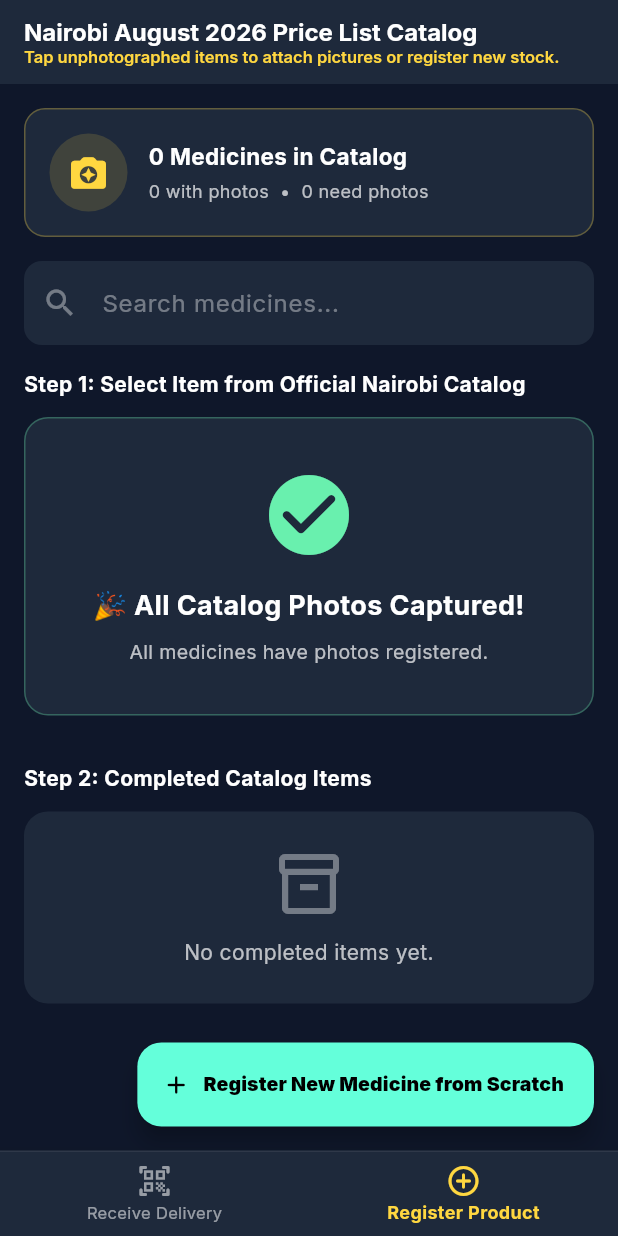
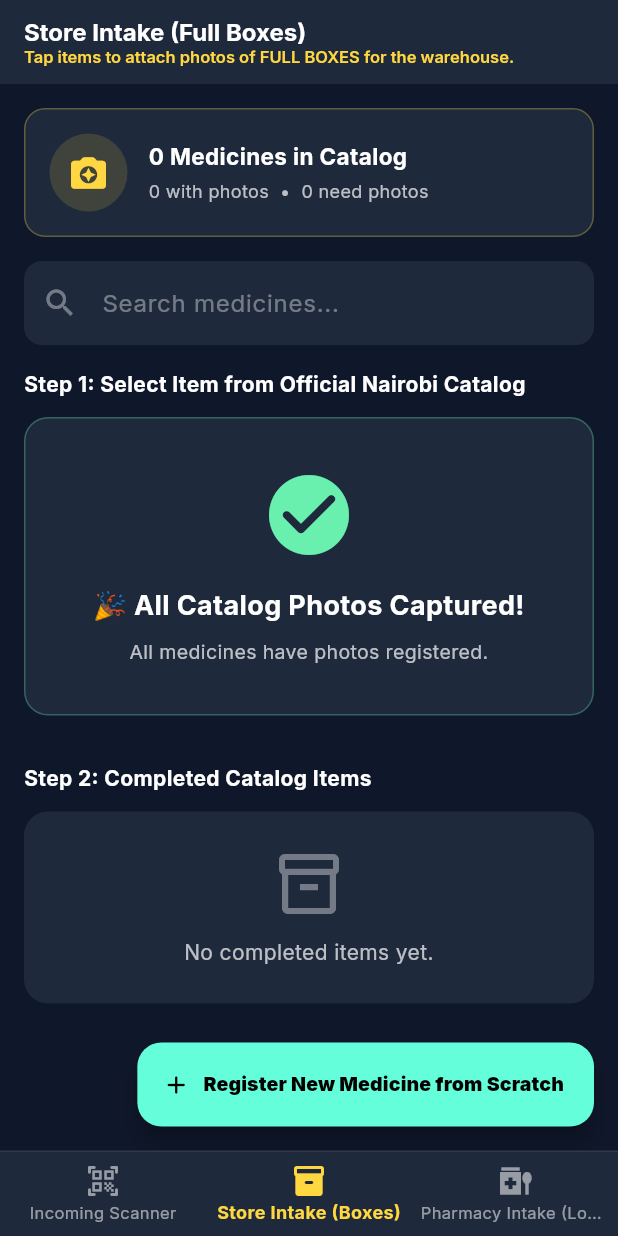
Before and after one commit to Agwince/enterprise-pharmacy-erp, a Flutter app: the StorekeeperHome screen opened directly, item 2 of the bottom bar chosen, on a phone screen of 412 x 824 dp. Run offline on Flutter 3.47's test engine with Material 3 defaults, Android fonts, the phone set to English and light mode, and no system bars; our stand-ins replace cached_network_image, fl_chart, google_fonts, hive_flutter, image_picker, shared_preferences and 1 more; missing offline and left inert: mobile_scanner; accounts and stored records are empty.

Commit message:
Storekeeper UI 3 tabs

```diff
--- a/lib/screens/catalog_list_screen.dart
+++ b/lib/screens/catalog_list_screen.dart
@@ -3,8 +3,12 @@ import 'package:google_fonts/google_fonts.dart';
 import 'package:supabase_flutter/supabase_flutter.dart';
 import 'register_product_screen.dart';
 
+enum IntakeMode { fullBox, looseUnit, both }
+
 class CatalogListScreen extends StatefulWidget {
-  const CatalogListScreen({super.key});
+  final IntakeMode mode;
+
+  const CatalogListScreen({super.key, this.mode = IntakeMode.both});
 
   @override
   State<CatalogListScreen> createState() => _CatalogListScreenState();
@@ -43,8 +47,17 @@ class _CatalogListScreenState extends State<CatalogListScreen> {
       final completed = <Map<String, dynamic>>[];
 
       for (final drug in list) {
-        final hasImage = drug['box_image_url'] != null &&
-            (drug['box_image_url'] as String).isNotEmpty;
+        bool hasImage = false;
+
+        if (widget.mode == IntakeMode.fullBox) {
+          hasImage = drug['box_image_url'] != null && (drug['box_image_url'] as String).isNotEmpty;
+        } else if (widget.mode == IntakeMode.looseUnit) {
+          hasImage = drug['image_url'] != null && (drug['image_url'] as String).isNotEmpty;
+        } else {
+          hasImage = (drug['box_image_url'] != null && (drug['box_image_url'] as String).isNotEmpty) ||
+                     (drug['image_url'] != null && (drug['image_url'] as String).isNotEmpty);
+        }
+
         if (hasImage) {
           completed.add(drug);
         } else {
@@ -129,11 +142,19 @@ class _CatalogListScreenState extends State<CatalogListScreen> {
           crossAxisAlignment: CrossAxisAlignment.start,
           children: [
             Text(
-              'Nairobi August 2026 Price List Catalog',
+              widget.mode == IntakeMode.fullBox
+                  ? 'Store Intake (Full Boxes)'
+                  : widget.mode == IntakeMode.looseUnit
+                      ? 'Pharmacy Intake (Loose Units)'
+                      : 'Nairobi August 2026 Price List Catalog',
               style: GoogleFonts.inter(fontSize: 16, fontWeight: FontWeight.bold, color: Colors.white),
             ),
             Text(
-              'Tap unphotographed items to attach pictures or register new stock.',
+              widget.mode == IntakeMode.fullBox
+                  ? 'Tap items to attach photos of FULL BOXES for the warehouse.'
+                  : widget.mode == IntakeMode.looseUnit
+                      ? 'Tap items to attach photos of LOOSE UNITS for the pharmacy shelves.'
+                      : 'Tap unphotographed items to attach pictures or register new stock.',
               style: GoogleFonts.inter(fontSize: 11, color: Colors.amberAccent, fontWeight: FontWeight.w600),
             ),
           ],
--- a/lib/screens/storekeeper_home.dart
+++ b/lib/screens/storekeeper_home.dart
@@ -20,7 +20,9 @@ class _StorekeeperHomeState extends State<StorekeeperHome> {
       case 0:
         return const ReceiveDeliveryScanner();
       case 1:
-        return const CatalogListScreen();
+        return const CatalogListScreen(mode: IntakeMode.fullBox);
+      case 2:
+        return const CatalogListScreen(mode: IntakeMode.looseUnit);
       default:
         return const ReceiveDeliveryScanner();
     }
@@ -53,12 +55,17 @@ class _StorekeeperHomeState extends State<StorekeeperHome> {
             BottomNavigationBarItem(
               icon: Icon(Icons.qr_code_scanner_rounded),
               activeIcon: Icon(Icons.qr_code_scanner_rounded, color: Colors.amberAccent),
-              label: 'Receive Delivery',
+              label: 'Incoming Scanner',
             ),
             BottomNavigationBarItem(
-              icon: Icon(Icons.add_circle_outline_rounded),
-              activeIcon: Icon(Icons.add_circle_outline_rounded, color: Colors.amberAccent),
-              label: 'Register Product',
+              icon: Icon(Icons.inventory_2_outlined),
+              activeIcon: Icon(Icons.inventory_2_rounded, color: Colors.amberAccent),
+              label: 'Store Intake (Boxes)',
+            ),
+            BottomNavigationBarItem(
+              icon: Icon(Icons.medication_liquid_outlined),
+              activeIcon: Icon(Icons.medication_liquid_rounded, color: Colors.amberAccent),
+              label: 'Pharmacy Intake (Loose)',
             ),
           ],
         ),
```
